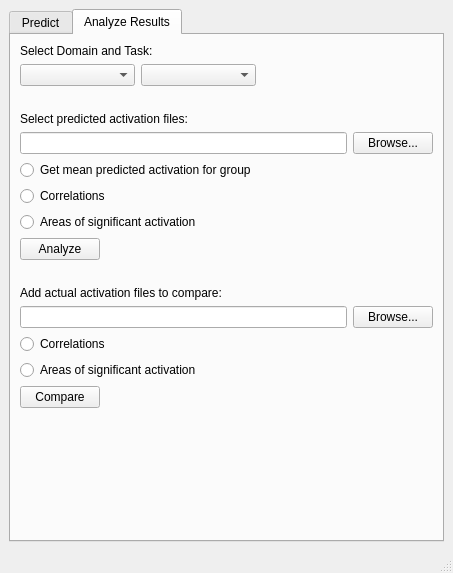
Old version of the form UI/main-window-responsive.ui in the repository udiNaveh/PITECA.
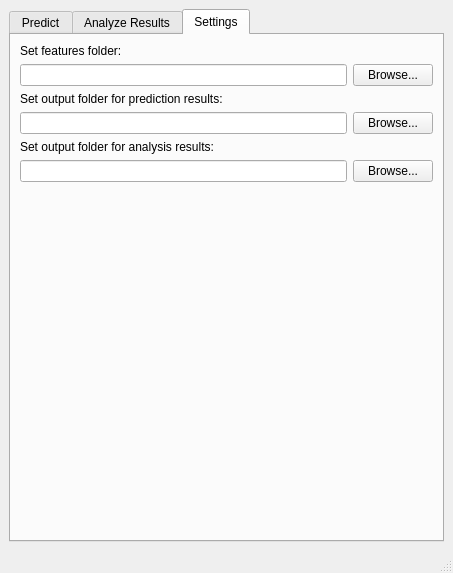
New version of the form. Icons and pictures are not drawn.

Commit message:
- start of showing significance analysis on graphics
- configurations file

The edit to the form file:
```diff
--- a/UI/main-window-responsive.ui
+++ b/UI/main-window-responsive.ui
@@ -19,10 +19,13 @@
   </property>
   <widget class="QWidget" name="centralwidget">
    <layout class="QHBoxLayout" name="horizontalLayout">
+    <property name="leftMargin">
+     <number>9</number>
+    </property>
     <item>
      <widget class="QTabWidget" name="mainView">
       <property name="currentIndex">
-       <number>1</number>
+       <number>2</number>
       </property>
       <widget class="QWidget" name="predictView">
        <attribute name="title">
@@ -333,6 +336,77 @@
         </item>
        </layout>
       </widget>
+      <widget class="QWidget" name="settingsView">
+       <attribute name="title">
+        <string>Settings</string>
+       </attribute>
+       <layout class="QGridLayout" name="gridLayout_3">
+        <item row="3" column="1">
+         <widget class="QPushButton" name="predictionOutputFolderButton">
+          <property name="text">
+           <string>Browse...</string>
+          </property>
+         </widget>
+        </item>
+        <item row="1" column="1">
+         <widget class="QPushButton" name="featuresFolderButton">
+          <property name="text">
+           <string>Browse...</string>
+          </property>
+         </widget>
+        </item>
+        <item row="5" column="1">
+         <widget class="QPushButton" name="analysisOutputFolderButton">
+          <property name="text">
+           <string>Browse...</string>
+          </property>
+         </widget>
+        </item>
+        <item row="1" column="0">
+         <widget class="QLineEdit" name="featuresFolderLineEdit"/>
+        </item>
+        <item row="2" column="0">
+         <widget class="QLabel" name="predictionOutputFolderLabel">
+          <property name="text">
+           <string>Set output folder for prediction results:</string>
+          </property>
+         </widget>
+        </item>
+        <item row="0" column="0">
+         <widget class="QLabel" name="featuresFolderLabel">
+          <property name="text">
+           <string>Set features folder:</string>
+          </property>
+         </widget>
+        </item>
+        <item row="3" column="0">
+         <widget class="QLineEdit" name="predictionOutputFolderLineEdit"/>
+        </item>
+        <item row="4" column="0">
+         <widget class="QLabel" name="analysisOutputFolderLabel">
+          <property name="text">
+           <string>Set output folder for analysis results:</string>
+          </property>
+         </widget>
+        </item>
+        <item row="5" column="0">
+         <widget class="QLineEdit" name="analysisOutputFolderLineEdit"/>
+        </item>
+        <item row="6" column="0">
+         <spacer name="verticalSpacer_2">
+          <property name="orientation">
+           <enum>Qt::Vertical</enum>
+          </property>
+          <property name="sizeHint" stdset="0">
+           <size>
+            <width>20</width>
+            <height>40</height>
+           </size>
+          </property>
+         </spacer>
+        </item>
+       </layout>
+      </widget>
      </widget>
     </item>
    </layout>
```
Left out of the diff: 36 changed lines with no effect on the pictures. The commit also changes 18 other files.
